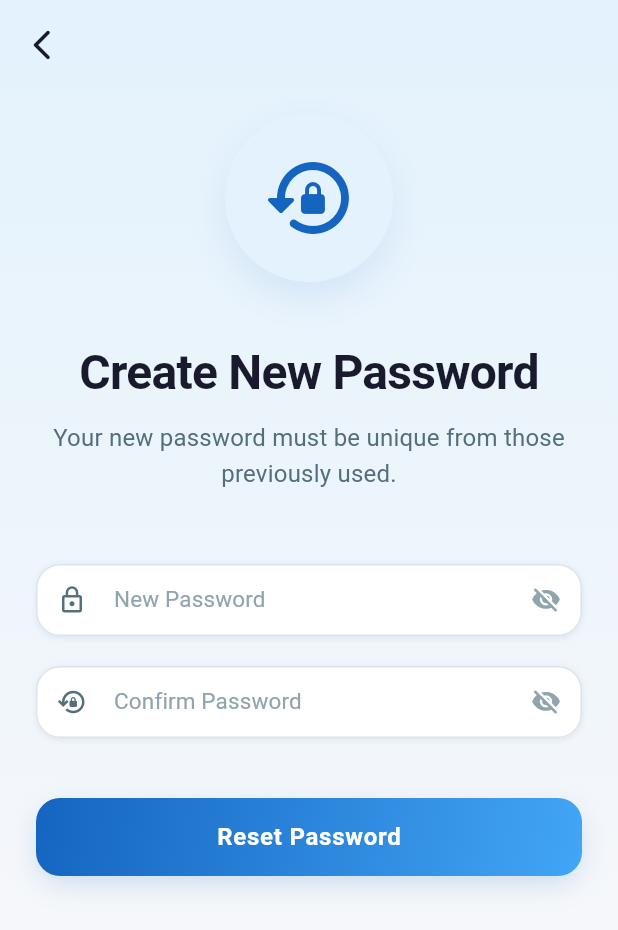
After one commit to Pritam960/climax, a Flutter app: the ResetPasswordPage screen opened by its route, on a phone screen of 412 x 824 dp. The commit adds this screen. Shown: the top 930 px of the screen. Run offline on Flutter 3.47's test engine with Material 3 defaults, Android fonts, the phone set to English and light mode, and no system bars; our stand-ins replace flutter_riverpod, go_router.

Commit message:
Naya feature add kiya

```diff
--- a/lib/core/routes/app_router.dart
+++ b/lib/core/routes/app_router.dart
@@ -7,6 +7,7 @@ import '../../features/auth/page/login_page.dart';
 import '../../features/auth/page/sign_up_page.dart';
 import '../../features/auth/page/forgot_password_page.dart';
 import '../../features/auth/page/otp_page.dart';
+import '../../features/auth/page/reset_password_page.dart';
 import 'app_routes.dart';
 
 /// Provider for GoRouter (Riverpod 2.x syntax)
@@ -43,6 +44,11 @@ final goRouterProvider = Provider<GoRouter>((ref) {
         name: AppRoute.otp.name,
         builder: (context, state) => const OtpPage(),
       ),
+      GoRoute(
+        path: AppRoute.resetPassword.path,
+        name: AppRoute.resetPassword.name,
+        builder: (context, state) => const ResetPasswordPage(),
+      ),
     ],
 
     // Optional: Add redirect logic here later for Authentication
--- a/lib/core/routes/app_routes.dart
+++ b/lib/core/routes/app_routes.dart
@@ -11,6 +11,7 @@ enum AppRoute {
   signup(path: '/signup', name: 'signup'),
   forgotPassword(path: '/forgot-password', name: 'forgotPassword'),
   otp(path: '/otp', name: 'otp'),
+  resetPassword(path: '/reset-password', name: 'resetPassword'),
   themePreview(path: '/theme-preview', name: 'themePreview'),
   home(path: '/', name: 'home');
 
--- a/lib/features/auth/page/otp_page.dart
+++ b/lib/features/auth/page/otp_page.dart
@@ -1,3 +1,4 @@
+import 'package:climax_app/core/routes/app_routes.dart';
 import 'package:flutter/material.dart';
 import 'package:flutter_riverpod/flutter_riverpod.dart';
 import 'package:go_router/go_router.dart';
@@ -117,8 +118,7 @@ class _OtpPageState extends ConsumerState<OtpPage> {
                   child: ElevatedButton(
                     onPressed: _isVerifyEnabled
                         ? () {
-                            // TODO: Implement actual OTP verification logic
-                            // context.goNamed(AppRoute.home.name);
+                            context.pushNamed(AppRoute.resetPassword.name);
                           }
                         : null,
                     style: ElevatedButton.styleFrom(
--- /dev/null
+++ b/lib/features/auth/page/reset_password_page.dart
@@ -0,0 +1,173 @@
+import 'package:flutter/material.dart';
+import 'package:flutter_riverpod/flutter_riverpod.dart';
+import 'package:go_router/go_router.dart';
+
+import '../../../../core/routes/app_routes.dart';
+import '../../../../core/themes/themes.dart';
+import '../../../../shared/widgets/widgets.dart';
+
+class ResetPasswordPage extends ConsumerStatefulWidget {
+  const ResetPasswordPage({super.key});
+
+  @override
+  ConsumerState<ResetPasswordPage> createState() => _ResetPasswordPageState();
+}
+
+class _ResetPasswordPageState extends ConsumerState<ResetPasswordPage> {
+  final _newPasswordController = TextEditingController();
+  final _confirmPasswordController = TextEditingController();
+
+  @override
+  Widget build(BuildContext context) {
+    return Scaffold(
+      backgroundColor: AppColors.background,
+      appBar: AppBar(
+        backgroundColor: Colors.transparent,
+        elevation: 0,
+        leading: IconButton(
+          icon: const Icon(
+            Icons.arrow_back_ios_new_rounded,
+            color: AppColors.textPrimary,
+          ),
+          onPressed: () => context.pop(),
+        ),
+      ),
+      extendBodyBehindAppBar: true,
+      body: Container(
+        decoration: const BoxDecoration(gradient: AppColors.backgroundGradient),
+        child: SafeArea(
+          child: SingleChildScrollView(
+            padding: const EdgeInsets.symmetric(
+              horizontal: 24.0,
+              vertical: 16.0,
+            ),
+            child: Column(
+              mainAxisAlignment: MainAxisAlignment.center,
+              crossAxisAlignment: CrossAxisAlignment.stretch,
+              children: [
+                // Icon
+                Center(
+                  child: Container(
+                    padding: const EdgeInsets.all(24),
+                    decoration: BoxDecoration(
+                      color: AppColors.primaryContainer,
+                      shape: BoxShape.circle,
+                      boxShadow: [
+                        BoxShadow(
+                          color: AppColors.primary.withValues(alpha: 0.1),
+                          blurRadius: 20,
+                          offset: const Offset(0, 10),
+                        ),
+                      ],
+                    ),
+                    child: const Icon(
+                      Icons.lock_reset_rounded,
+                      size: 64,
+                      color: AppColors.primary,
+                    ),
+                  ),
+                ),
+                const SizedBox(height: 40),
+
+                // Headings
+                Text(
+                  'Create New Password',
+                  style: AppTextStyles.headlineLarge,
+                  textAlign: TextAlign.center,
+                ),
+                const SizedBox(height: 12),
+                Text(
+                  'Your new password must be unique from those previously used.',
+                  style: AppTextStyles.bodyLarge.copyWith(
+                    color: AppColors.textSecondary,
+                  ),
+                  textAlign: TextAlign.center,
+                ),
+                const SizedBox(height: 48),
+
+                // New Password Input Field
+                Container(
+                  decoration: BoxDecoration(
+                    borderRadius: BorderRadius.circular(16),
+                    boxShadow: AppShadows.sm,
+                  ),
+                  child: AppTextField(
+                    controller: _newPasswordController,
+                    type: AppTextFieldType.password,
+                    hint: 'New Password',
+                    prefixIcon: Icons.lock_outline,
+                    borderRadius: BorderRadius.circular(16),
+                  ),
+                ),
+                const SizedBox(height: 20),
+
+                // Confirm Password Input Field
+                Container(
+                  decoration: BoxDecoration(
+                    borderRadius: BorderRadius.circular(16),
+                    boxShadow: AppShadows.sm,
+                  ),
+                  child: AppTextField(
+                    controller: _confirmPasswordController,
+                    type: AppTextFieldType.password,
+                    hint: 'Confirm Password',
+                    prefixIcon: Icons.lock_reset_outlined,
+                    borderRadius: BorderRadius.circular(16),
+                  ),
+                ),
+                const SizedBox(height: 40),
+
+                // Reset Button
+                Container(
+                  decoration: BoxDecoration(
+                    gradient: AppColors.primaryGradient,
+                    borderRadius: BorderRadius.circular(16),
+                    boxShadow: AppShadows.primaryButton,
+                  ),
+                  child: ElevatedButton(
+                    onPressed: () {
+                      // TODO: Implement actual password reset logic
+                      // Show success message and navigate to Login
+                      ScaffoldMessenger.of(context).showSnackBar(
+                        SnackBar(
+                          content: const Text('Password reset successfully!'),
+                          backgroundColor: AppColors.success,
+                          behavior: SnackBarBehavior.floating,
+                          shape: RoundedRectangleBorder(
+                            borderRadius: BorderRadius.circular(10),
+                          ),
+                        ),
+                      );
+                      Future.delayed(const Duration(seconds: 2), () {
+                        if (mounted) context.goNamed(AppRoute.login.name);
+                      });
+                    },
+                    style: ElevatedButton.styleFrom(
+                      backgroundColor: Colors.transparent,
+                      shadowColor: Colors.transparent,
+                      padding: const EdgeInsets.symmetric(vertical: 18),
+                      shape: RoundedRectangleBorder(
+                        borderRadius: BorderRadius.circular(16),
+                      ),
+                    ),
+                    child: Text(
+                      'Reset Password',
+                      style: AppTextStyles.button.copyWith(fontSize: 16),
+                    ),
+                  ),
+                ),
+              ],
+            ),
+          ),
+        ),
+      ),
+    );
+  }
+
+  @override
+  void dispose() {
+    _newPasswordController.dispose();
+    _confirmPasswordController.dispose();
+    super.dispose();
+  }
+}
```
